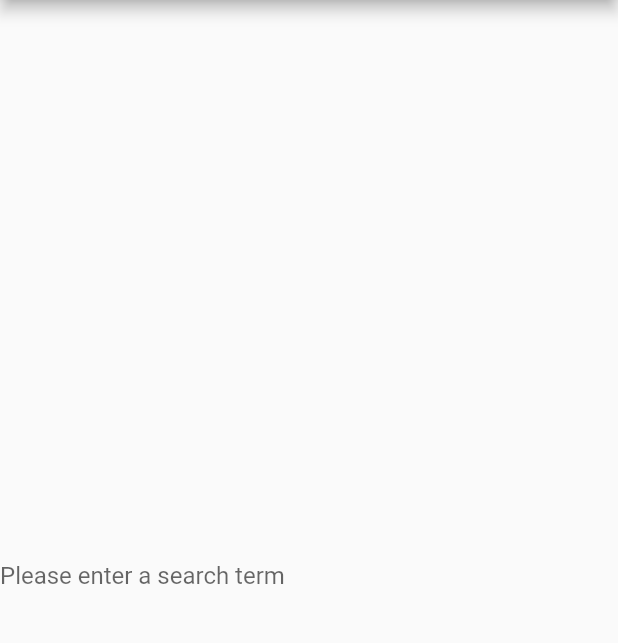
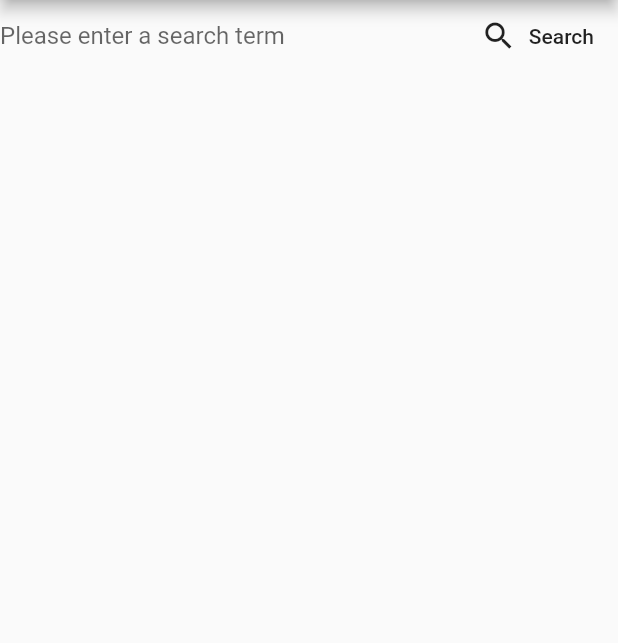
Before and after one commit to mjohnsullivan/berlin_transport, a Flutter app: the screen it shows after launch, on a phone screen of 412 x 824 dp, the part 84-727 px from its top. Run offline on Flutter 3.47's test engine with Material 2 defaults, Android fonts, the phone set to English and light mode, and no system bars.

Commit message:
First cut of working UI

```diff
--- a/lib/localization.dart
+++ b/lib/localization.dart
@@ -12,17 +12,20 @@ class AppLocalizations {
     'en': {
       'hello': 'Hello World',
       'title': 'Berlin Transport App',
+      'search': 'Search',
       'searchHintText': 'Please enter a search term',
     },
     'de': {
       'hello': 'Hallo Welt',
       'title': 'Berliner Verkehr App',
+      'search': 'Suche',
       'searchHintText': 'Bitte geben Sie einen Suchbegriff ein',
     },
   };
 
   String get title => _localizedValues[locale.languageCode]['title'];
   String get hello => _localizedValues[locale.languageCode]['hello'];
+  String get search => _localizedValues[locale.languageCode]['search'];
   String get searchHintText =>
       _localizedValues[locale.languageCode]['searchHintText'];
 }
--- a/lib/main.dart
+++ b/lib/main.dart
@@ -2,12 +2,14 @@
 // Use of this source code is governed by a BSD-style license that can be
 // found in the LICENSE file.
 
-import 'package:berlin_transport/localization.dart';
 import 'package:flutter/material.dart';
 
 import 'package:flutter_localizations/flutter_localizations.dart';
+import 'package:provider/provider.dart';
 
-import 'package:berlin_transport/api.dart';
+import 'package:berlin_transport/localization.dart';
+import 'package:berlin_transport/models.dart';
+import 'package:berlin_transport/data.dart';
 
 void main() => runApp(MyApp());
 
@@ -37,21 +39,108 @@ class BerlinTransportPage extends StatelessWidget {
       appBar: AppBar(
         title: Text(AppLocalizations.of(context).title),
       ),
-      body: Center(
-        child: SearchBox(),
+      body: ChangeNotifierProvider(
+        builder: (context) => PlacesNotifier(),
+        child: Column(
+          children: [
+            SearchBox(),
+            Expanded(
+              child: PlacesList(),
+            ),
+          ],
+        ),
       ),
     );
   }
 }
 
-class SearchBox extends StatelessWidget {
+class PlacesList extends StatelessWidget {
   @override
   Widget build(BuildContext context) {
-    return TextField(
-      decoration: InputDecoration(
-        border: InputBorder.none,
-        hintText: AppLocalizations.of(context).searchHintText,
+    return Consumer<PlacesNotifier>(
+      builder: (context, notifier, _) {
+        return ListView(
+          children:
+              notifier.places.map<Widget>((p) => PlaceOrStopTile(p)).toList(),
+        );
+      },
+    );
+  }
+}
+
+class PlaceOrStopTile extends StatelessWidget {
+  PlaceOrStopTile(this.place);
+  final Place place;
+
+  @override
+  Widget build(BuildContext context) =>
+      (place is Stop) ? StopTile(place as Stop) : PlaceTile(place);
+}
+
+class PlaceTile extends StatelessWidget {
+  PlaceTile(this.place);
+  final Place place;
+
+  @override
+  Widget build(BuildContext context) {
+    return ListTile(
+      title: Text(place.name),
+      leading: Icon(Icons.home),
+    );
+  }
+}
+
+class StopTile extends StatelessWidget {
+  StopTile(this.stop);
+  final Stop stop;
+
+  @override
+  Widget build(BuildContext context) {
+    return ListTile(
+      title: Text(stop.name),
+      leading: Icon(Icons.train),
+      subtitle: Text(
+        stop.typesAsStrings.join(', '),
       ),
     );
   }
 }
+
+class SearchBox extends StatefulWidget {
+  @override
+  _SearchBoxState createState() => _SearchBoxState();
+}
+
+class _SearchBoxState extends State<SearchBox> {
+  final _controller = TextEditingController();
+
+  @override
+  void dispose() {
+    _controller.dispose();
+    super.dispose();
+  }
+
+  @override
+  Widget build(BuildContext context) {
+    return Row(
+      children: [
+        Expanded(
+          child: TextField(
+            controller: _controller,
+            decoration: InputDecoration(
+              border: InputBorder.none,
+              hintText: AppLocalizations.of(context).searchHintText,
+            ),
+          ),
+        ),
+        FlatButton.icon(
+          icon: Icon(Icons.search),
+          label: Text(AppLocalizations.of(context).search),
+          onPressed: () => _controller.text != null
+              ? Provider.of<PlacesNotifier>(context).search(_controller.text)
+              : null,
+        ),
+      ],
+    );
+  }
+}
--- /dev/null
+++ b/lib/models.dart
@@ -0,0 +1,16 @@
+/// Middleware that manages interactions between ui and api
+
+import 'package:flutter/foundation.dart';
+
+import 'package:berlin_transport/api.dart';
+import 'package:berlin_transport/data.dart';
+
+class PlacesNotifier with ChangeNotifier {
+  var _places = <Place>[];
+  List<Place> get places => _places;
+
+  void search(String query) async {
+    _places = await locations(query);
+    notifyListeners();
+  }
+}
--- a/pubspec.yaml
+++ b/pubspec.yaml
@@ -13,6 +13,7 @@ dependencies:
     sdk: flutter
 
   http: ^0.12.0
+  provider: ^2.0.1
 
 
 dev_dependencies:
```
Also changed, not shown: lib/api.dart (+9 -3 lines), lib/data.dart (+27 -21 lines), pubspec.lock, 2 other files.
